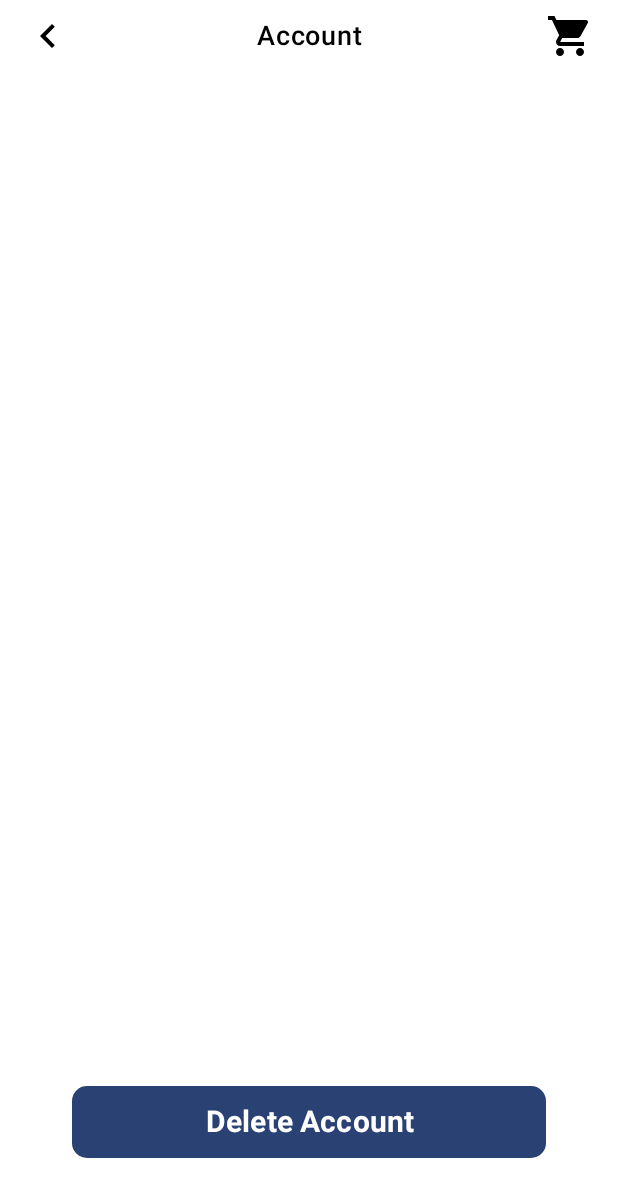
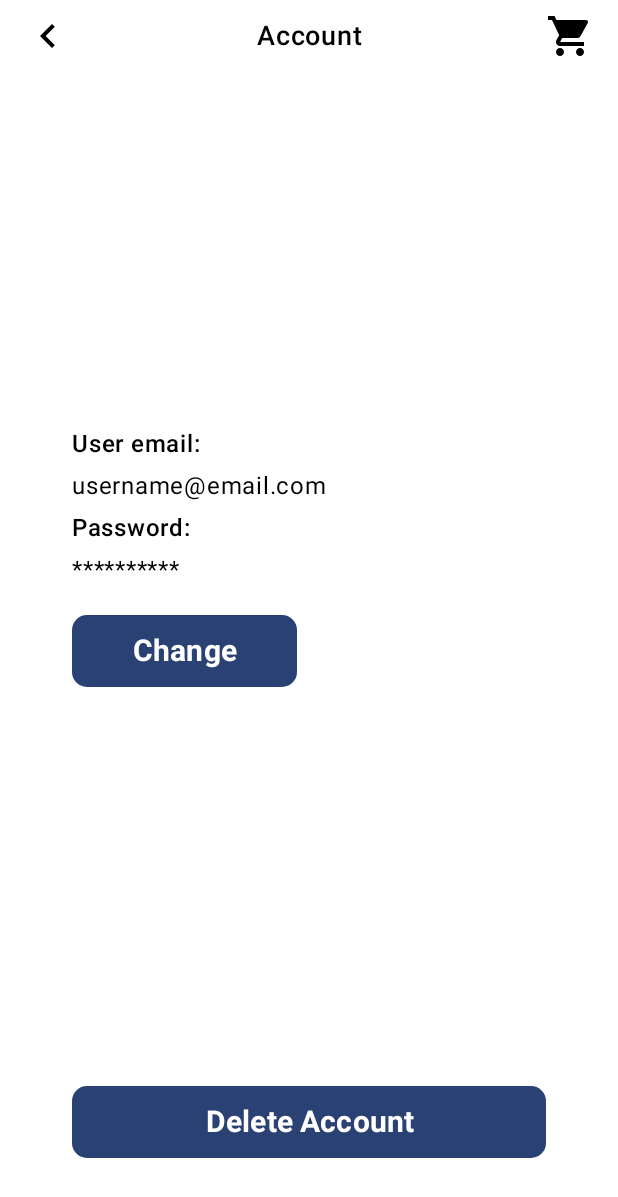
Before and after one commit to ukhanyov/CinemaDummyApp, an Android app built with Jetpack Compose: the composable ProfileScreen shown on its own in the app's theme, on a phone screen of 412 x 824 dp. Shown: the top 1197 px of the screen. Run offline under Robolectric (Android 15) with nearby library versions, the phone set to English and light mode, and no system bars.

Commit message:
profile screen progress

```diff
--- a/app/src/main/java/com/example/cinemadummyapp/interaction/profile/ProfileScreen.kt
+++ b/app/src/main/java/com/example/cinemadummyapp/interaction/profile/ProfileScreen.kt
@@ -57,6 +57,54 @@ fun ProfileScreen(
             toolbarState = ToolbarState.Profile(),
             onBackClicked = { onBackClicked() }
         )
+        Column {
+            Text(
+                modifier = Modifier
+                    .padding(horizontal = 48.dp, vertical = 2.dp),
+                text = "User email:",
+                fontWeight = FontWeight.SemiBold,
+                color = Color.Black,
+                fontSize = 16.sp,
+            )
+            Text(
+                modifier = Modifier
+                    .padding(horizontal = 48.dp, vertical = 2.dp),
+                text = "username@email.com",
+                color = Color.Black,
+                fontSize = 16.sp,
+            )
+            Text(
+                modifier = Modifier
+                    .padding(horizontal = 48.dp, vertical = 2.dp),
+                text = "Password:",
+                fontWeight = FontWeight.SemiBold,
+                color = Color.Black,
+                fontSize = 16.sp,
+            )
+            Text(
+                modifier = Modifier
+                    .padding(horizontal = 48.dp, vertical = 2.dp),
+                text = "**********",
+                color = Color.Black,
+                fontSize = 16.sp,
+            )
+            Button(
+                modifier = Modifier
+                    .padding(horizontal = 48.dp, vertical = 16.dp),
+                shape = RoundedCornerShape(10.dp),
+                onClick = { onProfileDeleted() },
+            ) {
+                Text(
+                    text = "Change",
+                    color = Color.White,
+                    fontWeight = FontWeight.Bold,
+                    modifier = Modifier
+                        .padding(vertical = 4.dp, horizontal = 16.dp),
+                    textAlign = TextAlign.Center,
+                    fontSize = 20.sp,
+                )
+            }
+        }
         Button(
             modifier = Modifier
                 .fillMaxWidth()
```
